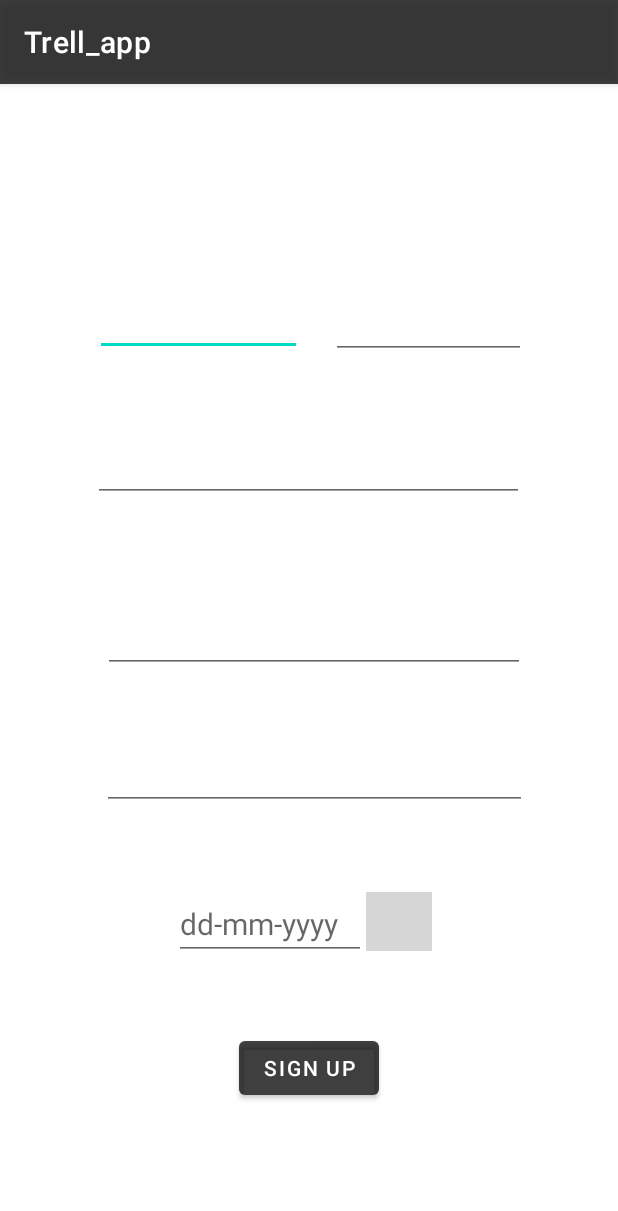
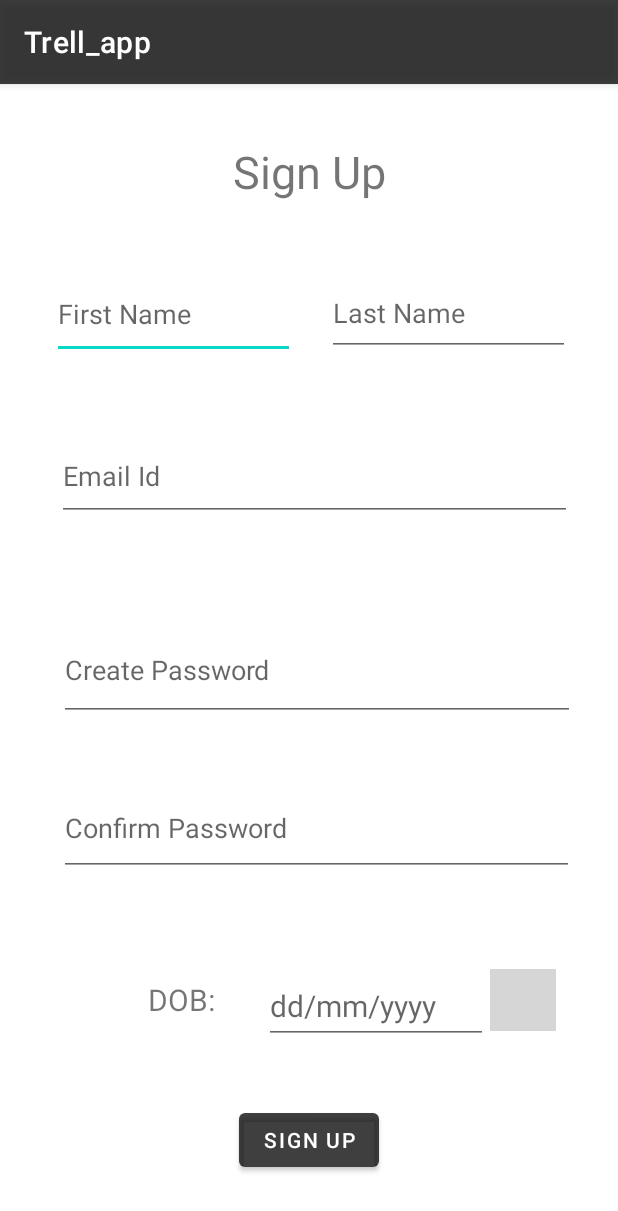
Before and after one commit to PulkitAsri/Trell_app, an Android app: the SignUpActivity screen opened directly, with no data from a screen before it, after a tap on "SIGN UP", on a phone screen of 412 x 824 dp. Shown: the top 1211 px of the screen. Run offline under Robolectric (Android 15) with nearby library versions, the light colour scheme and no system bars; our stand-ins replace Firebase (no records; nobody signed in at launch, a user with empty details on screens opened directly); 1 statement that could not run was skipped; grey boxes are pictures that could not be loaded.

Commit message:
Sign Up page now functional

```diff
--- a/app/src/main/java/com/example/trell_app/SignUpActivity.java
+++ b/app/src/main/java/com/example/trell_app/SignUpActivity.java
@@ -4,12 +4,15 @@ import androidx.annotation.NonNull;
 import androidx.appcompat.app.AppCompatActivity;
 
 import android.app.Activity;
+import android.app.DatePickerDialog;
 import android.content.Intent;
 import android.os.Bundle;
 import android.util.Log;
 import android.view.View;
 import android.widget.Button;
+import android.widget.DatePicker;
 import android.widget.EditText;
+import android.widget.ImageView;
 import android.widget.Toast;
 
 import com.google.android.gms.tasks.OnCompleteListener;
@@ -18,23 +21,32 @@ import com.google.firebase.auth.AuthResult;
 import com.google.firebase.auth.FirebaseAuth;
 import com.google.firebase.auth.FirebaseUser;
 
+import java.util.Calendar;
+
 public class SignUpActivity extends AppCompatActivity {
+
+    EditText dateTXT;
+    ImageView cal;
     private Button mSignUpButton;
-    private EditText mUsername,mPassword;
-
+    EditText mFirstName, mLastName, mEmail, mPassword, mConfirmPassword;
     private FirebaseAuth mAuth;
     private FirebaseAuth.AuthStateListener firebaseAuthStateListner;
-
-
+    private int mDate, mMonth, mYear;
 
     @Override
     protected void onCreate(Bundle savedInstanceState) {
         super.onCreate(savedInstanceState);
         setContentView(R.layout.activity_sign_up);
 
-        mUsername=findViewById(R.id.signupUsernameEditText);
+        mEmail=findViewById(R.id.signupEmailEditText);
+        mSignUpButton=findViewById(R.id.signupButton);
+        dateTXT= findViewById(R.id.date);
+        cal = findViewById(R.id.datepicker);
+        mFirstName=findViewById(R.id.signupFirstnameEditText);
+        mLastName=findViewById(R.id.signupLastnameEditText);
         mPassword=findViewById(R.id.signupPasswordEditText);
-        mSignUpButton=findViewById(R.id.signupButton);
+        mConfirmPassword= findViewById(R.id.signupConfirmPasswordEditText);
+
 
         mAuth=FirebaseAuth.getInstance();
 
@@ -60,28 +72,70 @@ public class SignUpActivity extends AppCompatActivity {
                 signUpClicked();
             }
         });
+
+
+        cal.setOnClickListener(new View.OnClickListener() {
+           @Override
+           public void onClick(View v) {
+               calendarClicked();
            }
+        });
+
+
+        dateTXT.setOnClickListener(new View.OnClickListener() {
+            @Override
+            public void onClick(View v) {
+                calendarClicked();
+            }
+        });
+    }
+
+    public void calendarClicked(){
+        Calendar Cal = Calendar.getInstance();
+        mDate = Cal.get(Calendar.DATE);
+        mMonth = Cal.get(Calendar.MONTH);
+        mYear = Cal.get(Calendar.YEAR);
+        DatePickerDialog datePickerDialog = new DatePickerDialog(SignUpActivity.this, android.R.style.Theme_DeviceDefault_Dialog, new DatePickerDialog.OnDateSetListener() {
+            @Override
+            public void onDateSet(DatePicker view, int year, int month, int dayOfMonth) {
+                dateTXT.setText(dayOfMonth+"/"+(month+1)+"/"+year);       //month starting from 0
+            }
+        }, mYear, mMonth, mDate);
+        datePickerDialog.show();
+    }
+
     public void signUpClicked(){
-        String email=mUsername.getText().toString();
+        String email=mEmail.getText().toString();
+        String firstname=mFirstName.getText().toString();
+        String lastname=mLastName.getText().toString();
         String password=mPassword.getText().toString();
-        Log.i("herhehhehe",email+"/"+password);
-        mAuth.createUserWithEmailAndPassword(email,password).addOnCompleteListener(this, new OnCompleteListener<AuthResult>() {
+        String confirmpassword= mConfirmPassword.getText().toString();
+
+        if(!firstname.equals("") && !lastname.equals("") && !password.equals("") && password.equals(confirmpassword)) {
+            Log.i("herhehhehe", email + "/" + password);
+            mAuth.createUserWithEmailAndPassword(email, password).addOnCompleteListener(this, new OnCompleteListener<AuthResult>() {
                 @Override
                 public void onComplete(@NonNull Task<AuthResult> task) {
-                if(!task.isSuccessful()){
+                    if (!task.isSuccessful()) {
                         Toast.makeText(getApplicationContext(), "Sign In Failed", Toast.LENGTH_SHORT).show();
-                }else{
+                    } else {
                         Toast.makeText(getApplicationContext(), "Welcome To Trell Family !", Toast.LENGTH_SHORT).show();
                         //add to data base
 
-                    String userId=mAuth.getCurrentUser().getUid();
+                        String userId = mAuth.getCurrentUser().getUid();
 
 
                     }
                 }
             });
+        }
+
+        else{
+            Toast.makeText(getApplicationContext(), "Please fill in all fields correctly.", Toast.LENGTH_SHORT).show();
+        }
 
     }
+
     @Override
     protected void onStart() {
         super.onStart();
--- a/app/src/main/res/layout/activity_sign_up.xml
+++ b/app/src/main/res/layout/activity_sign_up.xml
@@ -8,54 +8,45 @@
 
     <EditText
         android:id="@+id/signupFirstnameEditText"
-        android:layout_width="138dp"
-        android:layout_height="57dp"
+        android:layout_width="162dp"
+        android:layout_height="59dp"
         android:layout_marginTop="124dp"
+        android:hint="First Name"
         app:layout_constraintEnd_toEndOf="parent"
-        app:layout_constraintHorizontal_bias="0.232"
+        app:layout_constraintHorizontal_bias="0.139"
         app:layout_constraintStart_toStartOf="parent"
         app:layout_constraintTop_toTopOf="parent" />
 
     <EditText
         android:id="@+id/signupLastnameEditText"
-        android:layout_width="130dp"
-        android:layout_height="59dp"
+        android:layout_width="162dp"
+        android:layout_height="57dp"
         android:layout_marginTop="124dp"
+        android:hint="Last Name"
         app:layout_constraintEnd_toEndOf="parent"
-        app:layout_constraintHorizontal_bias="0.238"
+        app:layout_constraintHorizontal_bias="0.403"
         app:layout_constraintStart_toEndOf="@+id/signupFirstnameEditText"
         app:layout_constraintTop_toTopOf="parent" />
 
     <EditText
         android:id="@+id/signupEmailEditText"
-        android:layout_width="287dp"
-        android:layout_height="53dp"
-        android:layout_marginTop="44dp"
+        android:layout_width="343dp"
+        android:layout_height="60dp"
+        android:layout_marginTop="48dp"
+        android:hint="Email Id"
+        android:inputType="textEmailAddress"
         app:layout_constraintEnd_toEndOf="parent"
-        app:layout_constraintHorizontal_bias="0.498"
+        app:layout_constraintHorizontal_bias="0.557"
         app:layout_constraintStart_toStartOf="parent"
-        app:layout_constraintTop_toBottomOf="@+id/signupFirstnameEditText" />
+        app:layout_constraintTop_toBottomOf="@+id/signupFirstnameEditText" /><![CDATA[
 
-    <EditText
-        android:id="@+id/signupPasswordEditText"
-        android:layout_width="281dp"
-        android:layout_height="54dp"
-        android:layout_marginBottom="316dp"
-        app:layout_constraintBottom_toBottomOf="parent"
-        app:layout_constraintEnd_toEndOf="parent"
-        app:layout_constraintHorizontal_bias="0.523"
-        app:layout_constraintStart_toStartOf="parent"
-        app:layout_constraintTop_toBottomOf="@+id/signupEmailEditText" />
 
-    <EditText
-        android:id="@+id/signupConfirmPasswordEditText"
-        android:layout_width="283dp"
-        android:layout_height="51dp"
-        android:layout_marginTop="40dp"
-        app:layout_constraintEnd_toEndOf="parent"
-        app:layout_constraintHorizontal_bias="0.531"
-        app:layout_constraintStart_toStartOf="parent"
-        app:layout_constraintTop_toBottomOf="@+id/signupPasswordEditText" /><![CDATA[
+
+    Confirm Password
+        parent
+        0.531
+        parent
+        @+id/signupPasswordEditText
 
 
 
@@ -82,40 +73,115 @@
 
 
 
+
+
+
+
+
+
+
+
+
+
+
+
+
+
+
+
     ]]>
 
     <EditText
+        android:id="@+id/signupPasswordEditText"
+        android:layout_width="344dp"
+        android:layout_height="67dp"
+        android:layout_marginBottom="316dp"
+        android:hint="Create Password"
+        android:inputType="textVisiblePassword"
+        android:password="true"
+        app:layout_constraintBottom_toBottomOf="parent"
+        app:layout_constraintEnd_toEndOf="parent"
+        app:layout_constraintHorizontal_bias="0.581"
+        app:layout_constraintStart_toStartOf="parent"
+        app:layout_constraintTop_toBottomOf="@+id/signupEmailEditText"
+        app:layout_constraintVertical_bias="0.706" />
+
+    <EditText
+        android:id="@+id/signupConfirmPasswordEditText"
+        android:layout_width="343dp"
+        android:layout_height="63dp"
+        android:layout_marginTop="40dp"
+        android:hint="Confirm Password"
+        android:inputType="textVisiblePassword"
+        android:password="true"
+        app:layout_constraintEnd_toEndOf="parent"
+        app:layout_constraintHorizontal_bias="0.571"
+        app:layout_constraintStart_toStartOf="parent"
+        app:layout_constraintTop_toBottomOf="@+id/signupPasswordEditText" />
+
+    <EditText
         android:id="@+id/date"
-        android:layout_width="128dp"
-        android:layout_height="48dp"
-        android:layout_marginStart="116dp"
-        android:hint="dd-mm-yyyy"
+        android:layout_width="149dp"
+        android:layout_height="50dp"
+        android:layout_marginStart="176dp"
+        android:editable="false"
+        android:hint="dd/mm/yyyy"
+        android:inputType="none"
         android:textSize="20sp"
         app:layout_constraintBottom_toTopOf="@+id/signupButton"
         app:layout_constraintStart_toStartOf="parent"
         app:layout_constraintTop_toBottomOf="@+id/signupConfirmPasswordEditText"
-        app:layout_constraintVertical_bias="0.522" />
+        app:layout_constraintVertical_bias="0.607" />
 
     <ImageView
         android:id="@+id/datepicker"
         android:layout_width="44dp"
-        android:layout_height="39dp"
+        android:layout_height="41dp"
         android:layout_toRightOf="@id/date"
         android:src="@drawable/calendar"
         app:layout_constraintBottom_toTopOf="@+id/signupButton"
         app:layout_constraintEnd_toEndOf="parent"
-        app:layout_constraintHorizontal_bias="0.0"
+        app:layout_constraintHorizontal_bias="0.031"
         app:layout_constraintStart_toEndOf="@+id/date"
-        app:layout_constraintTop_toBottomOf="@+id/signupConfirmPasswordEditText" />
+        app:layout_constraintTop_toBottomOf="@+id/signupConfirmPasswordEditText"
+        app:layout_constraintVertical_bias="0.56" />
 
     <Button
         android:id="@+id/signupButton"
         android:layout_width="wrap_content"
         android:layout_height="wrap_content"
-        android:layout_marginBottom="88dp"
+        android:layout_marginBottom="40dp"
         android:text="Sign Up"
         app:layout_constraintBottom_toBottomOf="parent"
         app:layout_constraintEnd_toEndOf="parent"
         app:layout_constraintStart_toStartOf="parent" />
 
+    <TextView
+        android:id="@+id/textView"
+        android:layout_width="71dp"
+        android:layout_height="43dp"
+        android:text="DOB: "
+        android:textAlignment="center"
+        android:textSize="20dp"
+        app:flow_horizontalAlign="center"
+        app:flow_verticalAlign="center"
+        app:layout_constraintBottom_toTopOf="@+id/signupButton"
+        app:layout_constraintEnd_toStartOf="@+id/date"
+        app:layout_constraintHorizontal_bias="0.838"
+        app:layout_constraintStart_toStartOf="parent"
+        app:layout_constraintTop_toBottomOf="@+id/signupConfirmPasswordEditText"
+        app:layout_constraintVertical_bias="0.629" />
+
+    <TextView
+        android:id="@+id/textView3"
+        android:layout_width="136dp"
+        android:layout_height="48dp"
+        android:text="Sign Up"
+        android:textAlignment="center"
+        android:textSize="30sp"
+        app:layout_constraintBottom_toTopOf="@+id/signupFirstnameEditText"
+        app:layout_constraintEnd_toEndOf="parent"
+        app:layout_constraintStart_toStartOf="parent"
+        app:layout_constraintTop_toTopOf="parent" />
+
 </androidx.constraintlayout.widget.ConstraintLayout>
```
Lines whose indentation alone changed are shown as unchanged.
